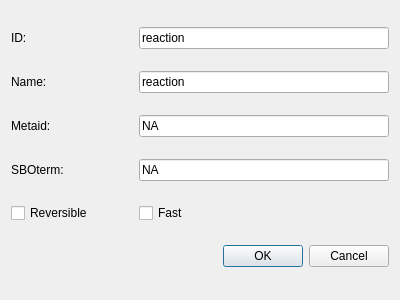
The window that src/designer/views/networkview/NetworkViewReactionEditor.ui (igemsoftware/USTC-Software_2011) describes before a commit, drawn with Qt 5.
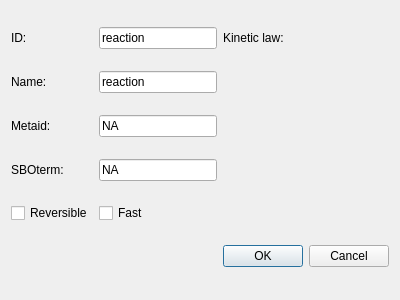
The same window after the commit. Custom widgets are drawn as their Qt base class.

The edit to the form file:
```diff
--- a/src/designer/views/networkview/NetworkViewReactionEditor.ui
+++ b/src/designer/views/networkview/NetworkViewReactionEditor.ui
@@ -21,13 +21,20 @@
      </property>
     </widget>
    </item>
-   <item row="0" column="1" colspan="2">
+   <item row="0" column="1">
     <widget class="QLineEdit" name="ID_edit">
      <property name="text">
       <string>reaction</string>
      </property>
     </widget>
    </item>
+   <item row="0" column="2">
+    <widget class="QLabel" name="label_5">
+     <property name="text">
+      <string>Kinetic law:</string>
+     </property>
+    </widget>
+   </item>
    <item row="1" column="0">
     <widget class="QLabel" name="label_2">
      <property name="text">
@@ -35,13 +42,16 @@
      </property>
     </widget>
    </item>
-   <item row="1" column="1" colspan="2">
+   <item row="1" column="1">
     <widget class="QLineEdit" name="Name_edit">
      <property name="text">
       <string>reaction</string>
      </property>
     </widget>
    </item>
+   <item row="1" column="2" rowspan="4">
+    <widget class="QtMmlWidget" name="widget" native="true"/>
+   </item>
    <item row="2" column="0">
     <widget class="QLabel" name="label_3">
      <property name="text">
@@ -49,7 +59,7 @@
      </property>
     </widget>
    </item>
-   <item row="2" column="1" colspan="2">
+   <item row="2" column="1">
     <widget class="QLineEdit" name="Metaid_eidt">
      <property name="text">
       <string>NA</string>
@@ -63,7 +73,7 @@
      </property>
     </widget>
    </item>
-   <item row="3" column="1" colspan="2">
+   <item row="3" column="1">
     <widget class="QLineEdit" name="SBO_term">
      <property name="text">
       <string>NA</string>
@@ -77,7 +87,14 @@
      </property>
     </widget>
    </item>
-   <item row="5" column="0" colspan="3">
+   <item row="4" column="1">
+    <widget class="QCheckBox" name="fast">
+     <property name="text">
+      <string>Fast</string>
+     </property>
+    </widget>
+   </item>
+   <item row="5" column="2">
     <widget class="QDialogButtonBox" name="buttonBox">
      <property name="orientation">
       <enum>Qt::Horizontal</enum>
@@ -87,15 +104,16 @@
      </property>
     </widget>
    </item>
-   <item row="4" column="1">
-    <widget class="QCheckBox" name="fast">
-     <property name="text">
-      <string>Fast</string>
-     </property>
-    </widget>
-   </item>
   </layout>
  </widget>
+ <customwidgets>
+  <customwidget>
+   <class>QtMmlWidget</class>
+   <extends>QWidget</extends>
+   <header>lib/qtmmlwidget-2.4_1-opensource/src/qtmmlwidget.h</header>
+   <container>1</container>
+  </customwidget>
+ </customwidgets>
  <resources/>
  <connections>
   <connection>
```
